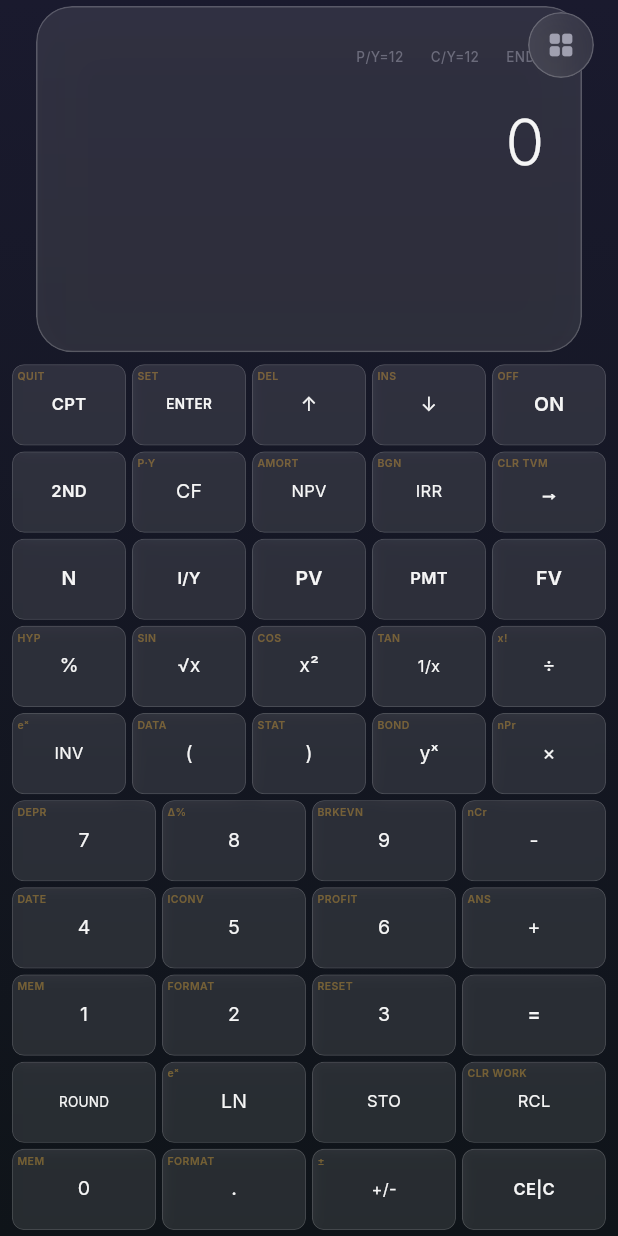
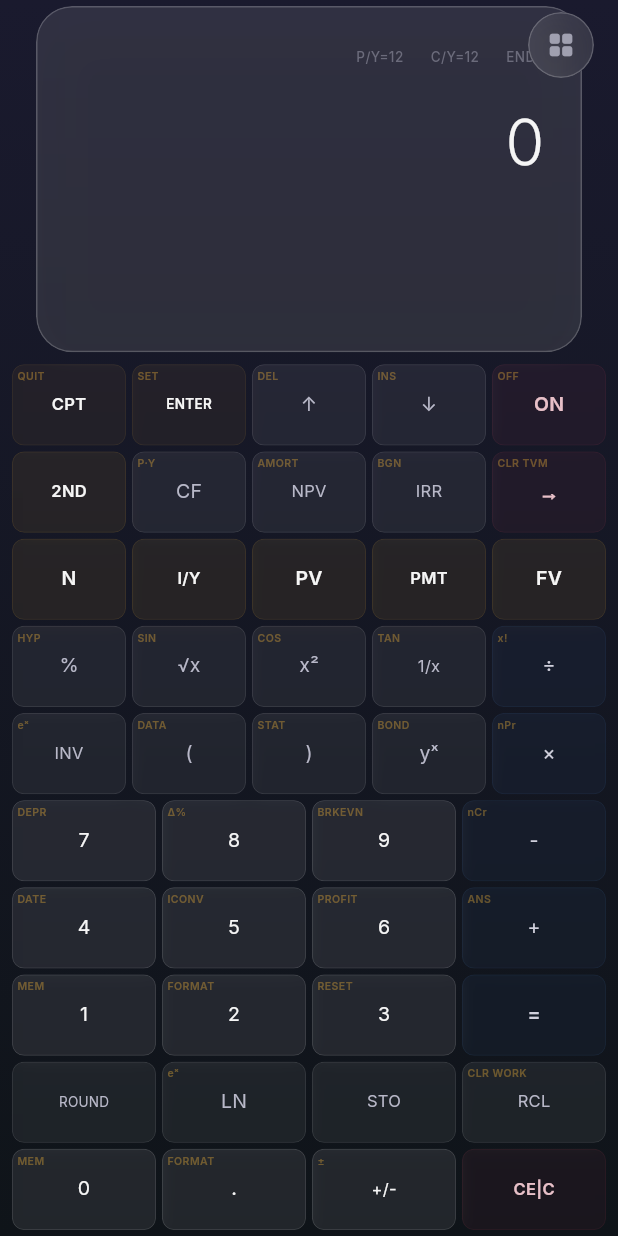
Before and after one commit to siamsadmanazad/Project-Zenith, a Flutter app: the screen it shows after launch, on a phone screen of 412 x 824 dp. Run offline on Flutter 3.47's test engine with Material 3 defaults, Android fonts, the phone set to English and light mode, and no system bars; drawn by our look-alikes of flutter_animate; our stand-ins replace decimal, flutter_riverpod, google_fonts.

Commit message:
new colour pallate added

```diff
--- a/lib/core/constants/app_colors.dart
+++ b/lib/core/constants/app_colors.dart
@@ -60,6 +60,34 @@ class AppColors {
   /// Glass shadow - 10% black
   static const Color glassShadow = Color(0x1A000000);
 
+  // ============ KEY CATEGORY TINTS ============
+  // Resting-state tints per key category. 5–8% opacity — only visible by contrast.
+  // ALL active-state overrides (2ND, CPT, TVM focused) supersede these.
+
+  static const Color keyDigitBg       = Color(0x14FFFFFF);
+  static const Color keyDigitBorder   = Color(0x29FFFFFF);
+
+  static const Color keyTvmBg         = Color(0x12FFBD39);
+  static const Color keyTvmBorder     = Color(0x22FFBD39);
+
+  static const Color keyOperatorBg     = Color(0x0D4A90E2);
+  static const Color keyOperatorBorder = Color(0x1A4A90E2);
+  static const Color keyOperatorText   = Color(0xFFD0D0DC);
+
+  static const Color keyFunctionBg     = Color(0x0FFFFFFF);
+  static const Color keyFunctionBorder = Color(0x20FFFFFF);
+  static const Color keyFunctionText   = Color(0xFFB8B8C8);
+
+  static const Color keyControlBg     = Color(0x0DFFBD39);
+  static const Color keyControlBorder = Color(0x1AFFBD39);
+
+  static const Color keyClearBg       = Color(0x0DE94560);
+  static const Color keyClearBorder   = Color(0x1AE94560);
+  static const Color keyClearText     = Color(0xFFE8C0C8);
+
+  static const Color key2NdBg         = Color(0x11FFBD39);
+  static const Color key2NdBorder     = Color(0x22FFBD39);
+
   // ============ GRADIENTS ============
 
   /// Accent gradient - For premium buttons
--- a/lib/features/calculator/widgets/full_keypad.dart
+++ b/lib/features/calculator/widgets/full_keypad.dart
@@ -49,6 +49,20 @@ enum _KeyAction {
 }
 
 // ─────────────────────────────────────────────────────────────────────────────
+// Key category enum — drives Layer 1 resting tints
+// ─────────────────────────────────────────────────────────────────────────────
+
+enum _KeyCategory {
+  digit,
+  tvm,
+  operator_,   // trailing underscore avoids Dart keyword conflict
+  function,
+  control,
+  clear,
+  special2nd,
+}
+
+// ─────────────────────────────────────────────────────────────────────────────
 // Key definition
 // ─────────────────────────────────────────────────────────────────────────────
 
@@ -58,6 +72,7 @@ class _KeyDef {
   final _KeyAction action;
   final bool isTvmKey;
   final bool isCtrlKey;
+  final _KeyCategory category;
 
   const _KeyDef({
     required this.primary,
@@ -65,6 +80,7 @@ class _KeyDef {
     required this.action,
     this.isTvmKey = false,
     this.isCtrlKey = false,
+    this.category = _KeyCategory.function,
   });
 }
 
@@ -78,117 +94,144 @@ const List<_KeyDef> _row1 = [
       primary: 'CPT',
       secondary: 'QUIT',
       action: _KeyAction.cpt,
-      isCtrlKey: true),
+      isCtrlKey: true,
+      category: _KeyCategory.control),
   _KeyDef(
       primary: 'ENTER',
       secondary: 'SET',
       action: _KeyAction.enter,
-      isCtrlKey: true),
-  _KeyDef(primary: '↑', secondary: 'DEL', action: _KeyAction.unimplemented),
-  _KeyDef(primary: '↓', secondary: 'INS', action: _KeyAction.unimplemented),
+      isCtrlKey: true,
+      category: _KeyCategory.control),
+  _KeyDef(primary: '↑', secondary: 'DEL', action: _KeyAction.unimplemented,
+      category: _KeyCategory.function),
+  _KeyDef(primary: '↓', secondary: 'INS', action: _KeyAction.unimplemented,
+      category: _KeyCategory.function),
   _KeyDef(
       primary: 'ON',
       secondary: 'OFF',
       action: _KeyAction.onOff,
-      isCtrlKey: true),
+      isCtrlKey: true,
+      category: _KeyCategory.clear),
 ];
 
 // ROW 2 (5 keys): 2ND | CF | NPV | IRR | →
 const List<_KeyDef> _row2 = [
-  _KeyDef(primary: '2ND', action: _KeyAction.twoNd, isCtrlKey: true),
-  _KeyDef(
-      primary: 'CF', secondary: 'P·Y', action: _KeyAction.unimplemented),
-  _KeyDef(
-      primary: 'NPV',
-      secondary: 'AMORT',
-      action: _KeyAction.unimplemented),
-  _KeyDef(
-      primary: 'IRR', secondary: 'BGN', action: _KeyAction.unimplemented),
+  _KeyDef(primary: '2ND', action: _KeyAction.twoNd, isCtrlKey: true,
+      category: _KeyCategory.special2nd),
+  _KeyDef(primary: 'CF', secondary: 'P·Y', action: _KeyAction.unimplemented,
+      category: _KeyCategory.function),
+  _KeyDef(primary: 'NPV', secondary: 'AMORT', action: _KeyAction.unimplemented,
+      category: _KeyCategory.function),
+  _KeyDef(primary: 'IRR', secondary: 'BGN', action: _KeyAction.unimplemented,
+      category: _KeyCategory.function),
   _KeyDef(
       primary: '→',
       secondary: 'CLR TVM',
       action: _KeyAction.backspace,
-      isCtrlKey: true),
+      isCtrlKey: true,
+      category: _KeyCategory.clear),
 ];
 
 // ROW 3 (5 keys): N | I/Y | PV | PMT | FV  ← TVM row
 const List<_KeyDef> _row3 = [
-  _KeyDef(primary: 'N', action: _KeyAction.keyN, isTvmKey: true),
-  _KeyDef(primary: 'I/Y', action: _KeyAction.keyIY, isTvmKey: true),
-  _KeyDef(primary: 'PV', action: _KeyAction.keyPV, isTvmKey: true),
-  _KeyDef(primary: 'PMT', action: _KeyAction.keyPMT, isTvmKey: true),
-  _KeyDef(primary: 'FV', action: _KeyAction.keyFV, isTvmKey: true),
+  _KeyDef(primary: 'N', action: _KeyAction.keyN, isTvmKey: true,
+      category: _KeyCategory.tvm),
+  _KeyDef(primary: 'I/Y', action: _KeyAction.keyIY, isTvmKey: true,
+      category: _KeyCategory.tvm),
+  _KeyDef(primary: 'PV', action: _KeyAction.keyPV, isTvmKey: true,
+      category: _KeyCategory.tvm),
+  _KeyDef(primary: 'PMT', action: _KeyAction.keyPMT, isTvmKey: true,
+      category: _KeyCategory.tvm),
+  _KeyDef(primary: 'FV', action: _KeyAction.keyFV, isTvmKey: true,
+      category: _KeyCategory.tvm),
 ];
 
 // ROW 4 (5 keys): % | √x | x² | 1/x | ÷
 const List<_KeyDef> _row4 = [
-  _KeyDef(primary: '%', secondary: 'HYP', action: _KeyAction.unimplemented),
-  _KeyDef(
-      primary: '√x', secondary: 'SIN', action: _KeyAction.unimplemented),
-  _KeyDef(
-      primary: 'x²', secondary: 'COS', action: _KeyAction.unimplemented),
-  _KeyDef(
-      primary: '1/x', secondary: 'TAN', action: _KeyAction.unimplemented),
-  _KeyDef(primary: '÷', secondary: 'x!', action: _KeyAction.unimplemented),
+  _KeyDef(primary: '%', secondary: 'HYP', action: _KeyAction.unimplemented,
+      category: _KeyCategory.function),
+  _KeyDef(primary: '√x', secondary: 'SIN', action: _KeyAction.unimplemented,
+      category: _KeyCategory.function),
+  _KeyDef(primary: 'x²', secondary: 'COS', action: _KeyAction.unimplemented,
+      category: _KeyCategory.function),
+  _KeyDef(primary: '1/x', secondary: 'TAN', action: _KeyAction.unimplemented,
+      category: _KeyCategory.function),
+  _KeyDef(primary: '÷', secondary: 'x!', action: _KeyAction.unimplemented,
+      category: _KeyCategory.operator_),
 ];
 
 // ROW 5 (5 keys): INV | ( | ) | yˣ | ×
 const List<_KeyDef> _row5 = [
-  _KeyDef(
-      primary: 'INV', secondary: 'eˣ', action: _KeyAction.unimplemented),
-  _KeyDef(
-      primary: '(', secondary: 'DATA', action: _KeyAction.unimplemented),
-  _KeyDef(
-      primary: ')', secondary: 'STAT', action: _KeyAction.unimplemented),
-  _KeyDef(
-      primary: 'yˣ', secondary: 'BOND', action: _KeyAction.unimplemented),
-  _KeyDef(
-      primary: '×', secondary: 'nPr', action: _KeyAction.unimplemented),
+  _KeyDef(primary: 'INV', secondary: 'eˣ', action: _KeyAction.unimplemented,
+      category: _KeyCategory.function),
+  _KeyDef(primary: '(', secondary: 'DATA', action: _KeyAction.unimplemented,
+      category: _KeyCategory.function),
+  _KeyDef(primary: ')', secondary: 'STAT', action: _KeyAction.unimplemented,
+      category: _KeyCategory.function),
+  _KeyDef(primary: 'yˣ', secondary: 'BOND', action: _KeyAction.unimplemented,
+      category: _KeyCategory.function),
+  _KeyDef(primary: '×', secondary: 'nPr', action: _KeyAction.unimplemented,
+      category: _KeyCategory.operator_),
 ];
 
 // ROW 6 (4 keys): 7 | 8 | 9 | -
 const List<_KeyDef> _row6 = [
-  _KeyDef(primary: '7', secondary: 'DEPR', action: _KeyAction.digit7),
-  _KeyDef(primary: '8', secondary: 'Δ%', action: _KeyAction.digit8),
-  _KeyDef(primary: '9', secondary: 'BRKEVN', action: _KeyAction.digit9),
-  _KeyDef(primary: '-', secondary: 'nCr', action: _KeyAction.unimplemented),
+  _KeyDef(primary: '7', secondary: 'DEPR', action: _KeyAction.digit7,
+      category: _KeyCategory.digit),
+  _KeyDef(primary: '8', secondary: 'Δ%', action: _KeyAction.digit8,
+      category: _KeyCategory.digit),
+  _KeyDef(primary: '9', secondary: 'BRKEVN', action: _KeyAction.digit9,
+      category: _KeyCategory.digit),
+  _KeyDef(primary: '-', secondary: 'nCr', action: _KeyAction.unimplemented,
+      category: _KeyCategory.operator_),
 ];
 
 // ROW 7 (4 keys): 4 | 5 | 6 | +
 const List<_KeyDef> _row7 = [
-  _KeyDef(primary: '4', secondary: 'DATE', action: _KeyAction.digit4),
-  _KeyDef(primary: '5', secondary: 'ICONV', action: _KeyAction.digit5),
-  _KeyDef(primary: '6', secondary: 'PROFIT', action: _KeyAction.digit6),
-  _KeyDef(
-      primary: '+', secondary: 'ANS', action: _KeyAction.unimplemented),
+  _KeyDef(primary: '4', secondary: 'DATE', action: _KeyAction.digit4,
+      category: _KeyCategory.digit),
+  _KeyDef(primary: '5', secondary: 'ICONV', action: _KeyAction.digit5,
+      category: _KeyCategory.digit),
+  _KeyDef(primary: '6', secondary: 'PROFIT', action: _KeyAction.digit6,
+      category: _KeyCategory.digit),
+  _KeyDef(primary: '+', secondary: 'ANS', action: _KeyAction.unimplemented,
+      category: _KeyCategory.operator_),
 ];
 
 // ROW 8 (4 keys): 1 | 2 | 3 | =
 const List<_KeyDef> _row8 = [
-  _KeyDef(primary: '1', secondary: 'MEM', action: _KeyAction.digit1),
-  _KeyDef(primary: '2', secondary: 'FORMAT', action: _KeyAction.digit2),
-  _KeyDef(primary: '3', secondary: 'RESET', action: _KeyAction.digit3),
-  _KeyDef(primary: '=', action: _KeyAction.enter, isCtrlKey: true),
+  _KeyDef(primary: '1', secondary: 'MEM', action: _KeyAction.digit1,
+      category: _KeyCategory.digit),
+  _KeyDef(primary: '2', secondary: 'FORMAT', action: _KeyAction.digit2,
+      category: _KeyCategory.digit),
+  _KeyDef(primary: '3', secondary: 'RESET', action: _KeyAction.digit3,
+      category: _KeyCategory.digit),
+  _KeyDef(primary: '=', action: _KeyAction.enter, isCtrlKey: true,
+      category: _KeyCategory.operator_),
 ];
 
 // ROW 9 (4 keys): ROUND | LN | STO | RCL
 const List<_KeyDef> _row9 = [
-  _KeyDef(primary: 'ROUND', action: _KeyAction.unimplemented),
-  _KeyDef(
-      primary: 'LN', secondary: 'eˣ', action: _KeyAction.unimplemented),
-  _KeyDef(primary: 'STO', action: _KeyAction.unimplemented),
-  _KeyDef(
-      primary: 'RCL',
-      secondary: 'CLR WORK',
-      action: _KeyAction.unimplemented),
+  _KeyDef(primary: 'ROUND', action: _KeyAction.unimplemented,
+      category: _KeyCategory.function),
+  _KeyDef(primary: 'LN', secondary: 'eˣ', action: _KeyAction.unimplemented,
+      category: _KeyCategory.function),
+  _KeyDef(primary: 'STO', action: _KeyAction.unimplemented,
+      category: _KeyCategory.function),
+  _KeyDef(primary: 'RCL', secondary: 'CLR WORK', action: _KeyAction.unimplemented,
+      category: _KeyCategory.function),
 ];
 
 // ROW 10 (4 keys): 0 | . | +/- | CE|C
 const List<_KeyDef> _row10 = [
-  _KeyDef(primary: '0', secondary: 'MEM', action: _KeyAction.digit0),
-  _KeyDef(primary: '.', secondary: 'FORMAT', action: _KeyAction.decimal),
-  _KeyDef(primary: '+/-', secondary: '±', action: _KeyAction.toggleSign),
-  _KeyDef(primary: 'CE|C', action: _KeyAction.ceC, isCtrlKey: true),
+  _KeyDef(primary: '0', secondary: 'MEM', action: _KeyAction.digit0,
+      category: _KeyCategory.digit),
+  _KeyDef(primary: '.', secondary: 'FORMAT', action: _KeyAction.decimal,
+      category: _KeyCategory.digit),
+  _KeyDef(primary: '+/-', secondary: '±', action: _KeyAction.toggleSign,
+      category: _KeyCategory.digit),
+  _KeyDef(primary: 'CE|C', action: _KeyAction.ceC, isCtrlKey: true,
+      category: _KeyCategory.clear),
 ];
 
 // ─────────────────────────────────────────────────────────────────────────────
@@ -500,12 +543,44 @@ class _FullKeyState extends ConsumerState<_FullKey> {
     final state = ref.watch(calculatorProvider);
     final key = widget.keyDef;
 
-    // ── Resolve color scheme ────────────────────────────────────────────────
-    Color borderColor = AppColors.glassBorder;
+    // ── LAYER 1: Category base colours (resting) ─────────────────────────────
+    Color borderColor;
     double borderWidth = 0.5;
-    Color bgColor = AppColors.glassOverlay;
-    Color primaryColor = AppColors.textPrimary;
+    Color bgColor;
+    Color primaryColor;
 
+    switch (key.category) {
+      case _KeyCategory.digit:
+        bgColor = AppColors.keyDigitBg;
+        borderColor = AppColors.keyDigitBorder;
+        primaryColor = AppColors.textPrimary;
+      case _KeyCategory.tvm:
+        bgColor = AppColors.keyTvmBg;
+        borderColor = AppColors.keyTvmBorder;
+        primaryColor = AppColors.textPrimary;
+      case _KeyCategory.operator_:
+        bgColor = AppColors.keyOperatorBg;
+        borderColor = AppColors.keyOperatorBorder;
+        primaryColor = AppColors.keyOperatorText;
+      case _KeyCategory.function:
+        bgColor = AppColors.keyFunctionBg;
+        borderColor = AppColors.keyFunctionBorder;
+        primaryColor = AppColors.keyFunctionText;
+      case _KeyCategory.control:
+        bgColor = AppColors.keyControlBg;
+        borderColor = AppColors.keyControlBorder;
+        primaryColor = AppColors.textPrimary;
+      case _KeyCategory.clear:
+        bgColor = AppColors.keyClearBg;
+        borderColor = AppColors.keyClearBorder;
+        primaryColor = AppColors.keyClearText;
+      case _KeyCategory.special2nd:
+        bgColor = AppColors.key2NdBg;
+        borderColor = AppColors.key2NdBorder;
+        primaryColor = AppColors.textPrimary;
+    }
+
+    // ── LAYER 2: Active-state overrides (wins over Layer 1) ───────────────
     final bool is2NdKey = key.action == _KeyAction.twoNd;
     final bool isCptKey = key.action == _KeyAction.cpt;
 
@@ -526,7 +601,7 @@ class _FullKeyState extends ConsumerState<_FullKey> {
       bgColor = AppColors.accent.withOpacity(0.10);
       primaryColor = AppColors.accent;
     } else if (key.isTvmKey && state.cptMode) {
-      // TVM key while CPT mode is active
+      // bgColor keeps amber TVM tint — harmonises with gold text
       borderColor = AppColors.accentSecondary.withOpacity(0.5);
       borderWidth = 1.0;
       primaryColor = AppColors.accentSecondary;
@@ -535,6 +610,7 @@ class _FullKeyState extends ConsumerState<_FullKey> {
         key.secondary != null &&
         key.secondary!.isNotEmpty) {
       // 2ND active and this key has a secondary — dim the primary label
+      // bg/border keep category tints so groups remain distinguishable
       primaryColor = AppColors.textPrimary.withOpacity(0.4);
     }
 
```
